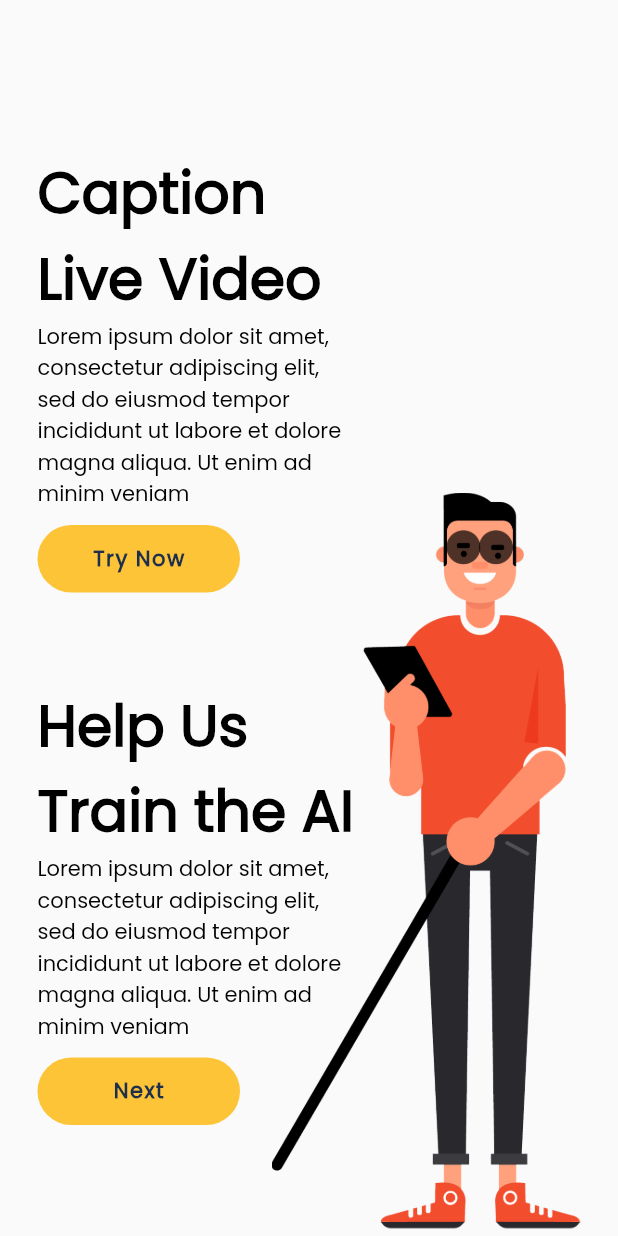
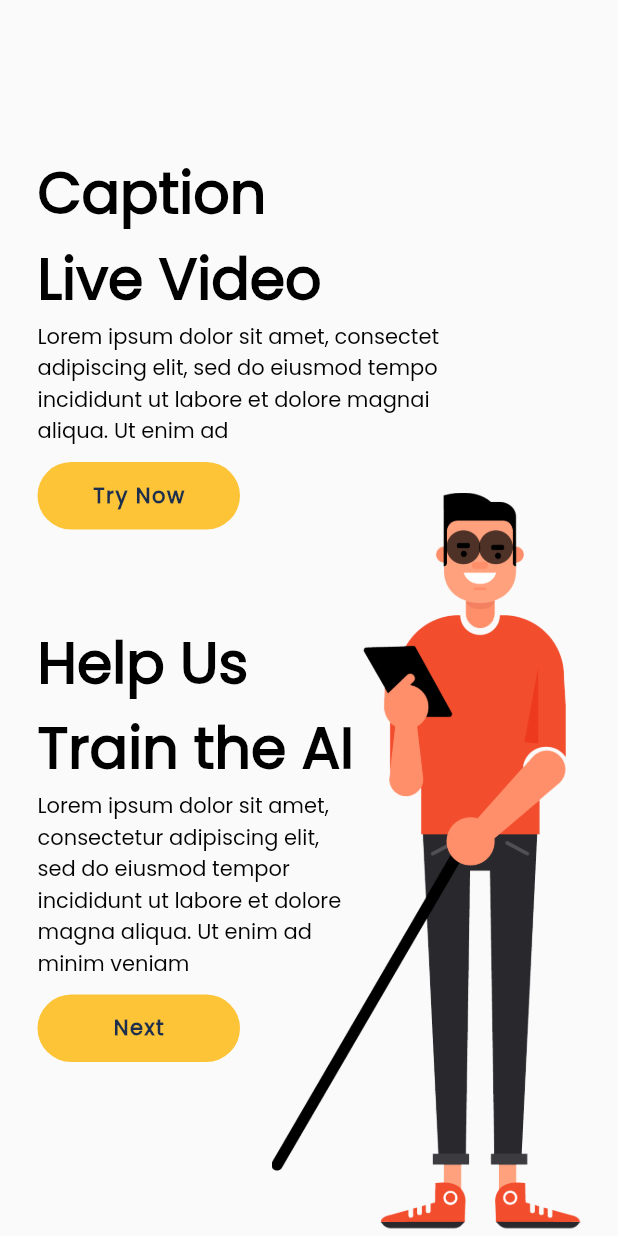
Before and after one commit to Hakudon/capmelive-ui, a Flutter app: the screen it shows after launch, on a phone screen of 412 x 824 dp. Run offline on Flutter 3.47's test engine with Material 2 defaults, Android fonts, the phone set to English and light mode, and no system bars.

Commit message:
little adjustment

```diff
--- a/cammelive/lib/screens/home.dart
+++ b/cammelive/lib/screens/home.dart
@@ -24,7 +24,8 @@ class HomeScreen extends StatelessWidget {
                   titleSubTitleText(context,
                       title: "Caption\nLive Video",
                       subTitle:
-                          "Lorem ipsum dolor sit amet, consectetur adipiscing elit, sed do eiusmod tempor incididunt ut labore et dolore magna aliqua. Ut enim ad minim veniam"),
+                          "Lorem ipsum dolor sit amet, consectet adipiscing elit, sed do eiusmod tempo incididunt ut labore et dolore magnai aliqua. Ut enim ad",
+                      subTitleWidth: 0.7),
                   const SizedBox(
                     height: 10,
                   ),
@@ -38,10 +39,12 @@ class HomeScreen extends StatelessWidget {
                   const SizedBox(
                     height: 60,
                   ),
-                  titleSubTitleText(context,
-                      title: "Help Us\nTrain the AI",
-                      subTitle:
-                          "Lorem ipsum dolor sit amet, consectetur adipiscing elit, sed do eiusmod tempor incididunt ut labore et dolore magna aliqua. Ut enim ad minim veniam"),
+                  titleSubTitleText(
+                    context,
+                    title: "Help Us\nTrain the AI",
+                    subTitle:
+                        "Lorem ipsum dolor sit amet, consectetur adipiscing elit, sed do eiusmod tempor incididunt ut labore et dolore magna aliqua. Ut enim ad minim veniam",
+                  ),
                   const SizedBox(
                     height: 10,
                   ),
```
